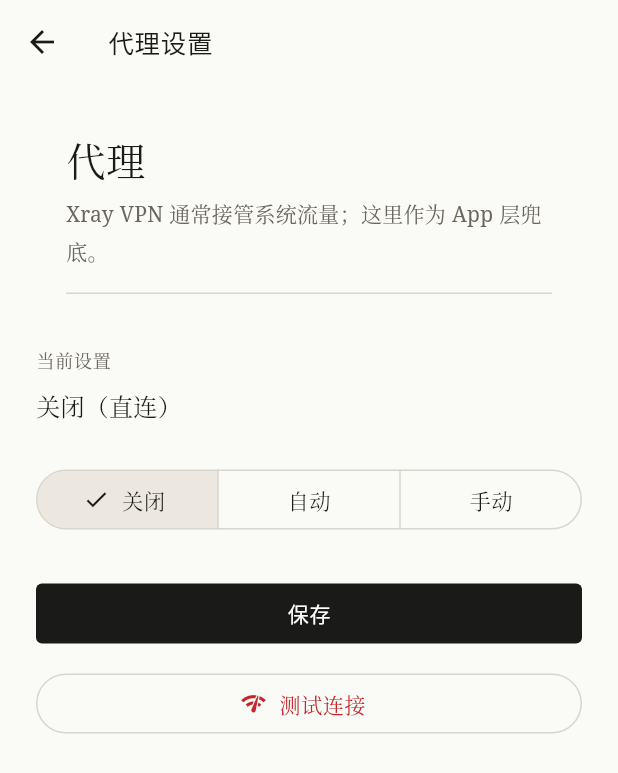
After one commit to anjilaqwq/aBangumi, a Flutter app: the screen it shows after launch, item 4 of the bottom bar chosen, after a tap on "代理设置", on a phone screen of 412 x 824 dp. The commit adds this screen. Shown: the top 773 px of the screen. Run offline on Flutter 3.47's test engine with Material 3 defaults, Android fonts, the phone set to English and light mode, and no system bars; our stand-ins replace app_links, flutter_secure_storage, shared_preferences; network calls fail.

Commit message:
chore: update network settings

```diff
--- a/lib/navigation/routes.dart
+++ b/lib/navigation/routes.dart
@@ -2,6 +2,7 @@ import 'package:flutter/material.dart';
 
 import '../pages/character_page.dart';
 import '../pages/person_page.dart';
+import '../pages/proxy_settings_page.dart';
 import '../pages/subject_detail_page.dart';
 import '../pages/tag_page.dart';
 
@@ -31,4 +32,7 @@ abstract final class AppRoutes {
   /// 跳转标签页。
   static Future<T?> pushTag<T>(BuildContext context, String tag) =>
       Navigator.of(context).push<T>(_route((_) => TagPage(tag: tag)));
+
+  static Future<T?> pushProxySettings<T>(BuildContext context) =>
+      Navigator.of(context).push<T>(_route((_) => const ProxySettingsPage()));
 }
--- a/lib/pages/my_page.dart
+++ b/lib/pages/my_page.dart
@@ -112,7 +112,15 @@ class _LoginViewState extends State<_LoginView> {
       padding: const EdgeInsets.fromLTRB(24, 16, 24, 40),
       children: [
         const PageHeader(title: '我的', subtitle: '登录 Bangumi，同步你的收藏与进度。'),
-        const SizedBox(height: 40),
+        Align(
+          alignment: Alignment.centerRight,
+          child: TextButton.icon(
+            onPressed: () => AppRoutes.pushProxySettings(context),
+            icon: const Icon(Icons.tune, size: 18),
+            label: const Text('代理设置'),
+          ),
+        ),
+        const SizedBox(height: 24),
         Text(
           '使用 Bangumi 官方授权登录，无需输入密码；\n授权完成后将自动返回应用。',
           style: textTheme.bodyMedium?.copyWith(color: AppColors.muted),
@@ -505,6 +513,19 @@ class _ProfileViewState extends State<_ProfileView> {
                 style: textTheme.labelMedium?.copyWith(color: AppColors.muted),
               ),
               const Spacer(),
+              TextButton.icon(
+                onPressed: () => AppRoutes.pushProxySettings(context),
+                icon: const Icon(Icons.tune, size: 16),
+                label: const Text('代理'),
+                style: TextButton.styleFrom(
+                  padding: const EdgeInsets.symmetric(
+                    horizontal: 8,
+                    vertical: 4,
+                  ),
+                  minimumSize: Size.zero,
+                  tapTargetSize: MaterialTapTargetSize.shrinkWrap,
+                ),
+              ),
               TextButton(
                 onPressed: _confirmLogout,
                 style: TextButton.styleFrom(
--- /dev/null
+++ b/lib/pages/proxy_settings_page.dart
@@ -0,0 +1,188 @@
+import 'package:flutter/material.dart';
+
+import '../store/proxy_store.dart';
+import '../theme/app_colors.dart';
+import '../widgets/common/page_header.dart';
+
+class ProxySettingsPage extends StatefulWidget {
+  const ProxySettingsPage({super.key});
+
+  @override
+  State<ProxySettingsPage> createState() => _ProxySettingsPageState();
+}
+
+class _ProxySettingsPageState extends State<ProxySettingsPage> {
+  late ProxyMode _mode;
+  late ProxyProtocol _protocol;
+  late final TextEditingController _host;
+  late final TextEditingController _port;
+  bool _saving = false;
+  bool _testing = false;
+
+  @override
+  void initState() {
+    super.initState();
+    final s = ProxyStore.instance.settings;
+    _mode = s.mode;
+    _protocol = s.protocol;
+    _host = TextEditingController(text: s.host);
+    _port = TextEditingController(text: s.port == 0 ? '' : '${s.port}');
+  }
+
+  @override
+  void dispose() {
+    _host.dispose();
+    _port.dispose();
+    super.dispose();
+  }
+
+  String get _current {
+    final s = ProxyStore.instance.settings;
+    switch (s.mode) {
+      case ProxyMode.off:
+        return '关闭（直连）';
+      case ProxyMode.automatic:
+        return '自动${ProxyStore.instance.systemProxy == null ? '（未检测到系统代理）' : '（已读取系统代理）'}';
+      case ProxyMode.manual:
+        return '${s.protocol == ProxyProtocol.http ? 'HTTP' : 'SOCKS5'} ${s.host}:${s.port}';
+    }
+  }
+
+  Future<void> _save() async {
+    final port = int.tryParse(_port.text.trim()) ?? 0;
+    setState(() => _saving = true);
+    try {
+      await ProxyStore.instance.save(
+        ProxySettings(
+          mode: _mode,
+          host: _host.text,
+          port: port,
+          protocol: _protocol,
+        ),
+      );
+      if (mounted) {
+        ScaffoldMessenger.of(
+          context,
+        ).showSnackBar(const SnackBar(content: Text('代理设置已保存')));
+      }
+    } catch (e) {
+      if (mounted) {
+        ScaffoldMessenger.of(context).showSnackBar(
+          SnackBar(
+            content: Text(e.toString().replaceFirst('FormatException: ', '')),
+          ),
+        );
+      }
+    } finally {
+      if (mounted) setState(() => _saving = false);
+    }
+  }
+
+  Future<void> _test() async {
+    setState(() => _testing = true);
+    try {
+      await ProxyStore.instance.testConnection();
+      if (mounted) {
+        ScaffoldMessenger.of(
+          context,
+        ).showSnackBar(const SnackBar(content: Text('连接测试成功')));
+      }
+    } catch (_) {
+      if (mounted) {
+        ScaffoldMessenger.of(
+          context,
+        ).showSnackBar(const SnackBar(content: Text('连接测试失败，请检查代理或网络')));
+      }
+    } finally {
+      if (mounted) setState(() => _testing = false);
+    }
+  }
+
+  @override
+  Widget build(BuildContext context) {
+    final manual = _mode == ProxyMode.manual;
+    return Scaffold(
+      appBar: AppBar(title: const Text('代理设置')),
+      body: ListView(
+        padding: const EdgeInsets.fromLTRB(24, 8, 24, 40),
+        children: [
+          const PageHeader(
+            title: '代理',
+            subtitle: 'Xray VPN 通常接管系统流量；这里作为 App 层兜底。',
+          ),
+          const SizedBox(height: 20),
+          Text('当前设置', style: Theme.of(context).textTheme.labelMedium),
+          const SizedBox(height: 8),
+          Text(_current, style: Theme.of(context).textTheme.bodyLarge),
+          const SizedBox(height: 24),
+          SegmentedButton<ProxyMode>(
+            segments: const [
+              ButtonSegment(value: ProxyMode.off, label: Text('关闭')),
+              ButtonSegment(value: ProxyMode.automatic, label: Text('自动')),
+              ButtonSegment(value: ProxyMode.manual, label: Text('手动')),
+            ],
+            selected: {_mode},
+            onSelectionChanged: (v) => setState(() => _mode = v.first),
+          ),
+          if (_mode == ProxyMode.automatic) ...[
+            const SizedBox(height: 16),
+            Text(
+              '自动模式读取 Android 系统代理。${ProxyStore.instance.systemProxy ?? '当前未检测到系统代理。'}',
+              style: Theme.of(
+                context,
+              ).textTheme.bodySmall?.copyWith(color: AppColors.muted),
+            ),
+          ],
+          if (manual) ...[
+            const SizedBox(height: 24),
+            DropdownButtonFormField<ProxyProtocol>(
+              initialValue: _protocol,
+              decoration: const InputDecoration(labelText: '协议'),
+              items: const [
+                DropdownMenuItem(
+                  value: ProxyProtocol.http,
+                  child: Text('HTTP'),
+                ),
+                DropdownMenuItem(
+                  value: ProxyProtocol.socks5,
+                  child: Text('SOCKS5'),
+                ),
+              ],
+              onChanged: (v) {
+                if (v != null) setState(() => _protocol = v);
+              },
+            ),
+            const SizedBox(height: 12),
+            TextField(
+              controller: _host,
+              decoration: const InputDecoration(
+                labelText: '代理主机',
+                hintText: '例如 10.0.2.2',
+              ),
+            ),
+            const SizedBox(height: 12),
+            TextField(
+              controller: _port,
+              keyboardType: TextInputType.number,
+              decoration: const InputDecoration(
+                labelText: '端口',
+                hintText: '例如 2080',
+              ),
+            ),
+          ],
+          const SizedBox(height: 28),
+          FilledButton(
+            onPressed: _saving ? null : _save,
+            child: Text(_saving ? '保存中…' : '保存'),
+          ),
+          const SizedBox(height: 12),
+          OutlinedButton.icon(
+            onPressed: _testing ? null : _test,
+            icon: const Icon(Icons.network_check),
+            label: Text(_testing ? '测试中…' : '测试连接'),
+          ),
+        ],
+      ),
+    );
+  }
+}
--- /dev/null
+++ b/lib/store/proxy_store.dart
@@ -0,0 +1,139 @@
+import 'dart:io';
+
+import 'package:flutter/foundation.dart';
+import 'package:flutter/services.dart';
+import 'package:shared_preferences/shared_preferences.dart';
+
+/// Application-level proxy policy. VPN/Xray may already own system traffic;
+/// this is only the Dart HttpClient fallback.
+enum ProxyMode { off, automatic, manual }
+
+enum ProxyProtocol { http, socks5 }
+
+class ProxySettings {
+  final ProxyMode mode;
+  final String host;
+  final int port;
+  final ProxyProtocol protocol;
+
+  const ProxySettings({
+    this.mode = ProxyMode.off,
+    this.host = '',
+    this.port = 0,
+    this.protocol = ProxyProtocol.http,
+  });
+
+  String get findProxy {
+    final scheme = protocol == ProxyProtocol.socks5 ? 'SOCKS5' : 'PROXY';
+    return '$scheme $host:$port';
+  }
+
+  bool get hasManualProxy =>
+      host.trim().isNotEmpty && port > 0 && port <= 65535;
+}
+
+class ProxyStore extends ChangeNotifier {
+  ProxyStore._();
+  static final instance = ProxyStore._();
+
+  static const _channel = MethodChannel('abgm/proxy');
+  static const _modeKey = 'proxy.mode';
+  static const _hostKey = 'proxy.host';
+  static const _portKey = 'proxy.port';
+  static const _protocolKey = 'proxy.protocol';
+
+  ProxySettings _settings = const ProxySettings();
+  String? _systemProxy;
+  SharedPreferences? _prefs;
+
+  ProxySettings get settings => _settings;
+  String? get systemProxy => _systemProxy;
+
+  Future<void> init() async {
+    _prefs = await SharedPreferences.getInstance();
+    final mode = ProxyMode.values.firstWhere(
+      (e) => e.name == _prefs!.getString(_modeKey),
+      orElse: () => ProxyMode.off,
+    );
+    final protocol = ProxyProtocol.values.firstWhere(
+      (e) => e.name == _prefs!.getString(_protocolKey),
+      orElse: () => ProxyProtocol.http,
+    );
+    _settings = ProxySettings(
+      mode: mode,
+      host: _prefs!.getString(_hostKey) ?? '',
+      port: _prefs!.getInt(_portKey) ?? 0,
+      protocol: protocol,
+    );
+    await refreshSystemProxy();
+  }
+
+  Future<void> refreshSystemProxy() async {
+    try {
+      final value = await _channel.invokeMethod<String>('getProxy');
+      _systemProxy = value != null && value.isNotEmpty && value != 'DIRECT'
+          ? value
+          : null;
+    } on MissingPluginException {
+      _systemProxy = null;
+    } on PlatformException {
+      _systemProxy = null;
+    }
+    notifyListeners();
+  }
+
+  Future<void> save(ProxySettings value) async {
+    if (value.mode == ProxyMode.manual && !value.hasManualProxy) {
+      throw const FormatException('请输入有效的代理地址和端口');
+    }
+    final prefs = _prefs ??= await SharedPreferences.getInstance();
+    await prefs.setString(_modeKey, value.mode.name);
+    await prefs.setString(_hostKey, value.host.trim());
+    await prefs.setInt(_portKey, value.port);
+    await prefs.setString(_protocolKey, value.protocol.name);
+    _settings = value.copyWith(host: value.host.trim());
+    notifyListeners();
+  }
+
+  String? proxyFor(Uri uri) {
+    // OAuth BFF and all non-Bangumi hosts must never be intercepted.
+    final host = uri.host.toLowerCase();
+    if (!(host == 'bgm.tv' || host.endsWith('.bgm.tv'))) return null;
+    switch (_settings.mode) {
+      case ProxyMode.off:
+        return null;
+      case ProxyMode.manual:
+        return _settings.hasManualProxy ? _settings.findProxy : null;
+      case ProxyMode.automatic:
+        return _systemProxy;
+    }
+  }
+
+  Future<void> testConnection() async {
+    final client = HttpClient();
+    client.connectionTimeout = const Duration(seconds: 10);
+    try {
+      final request = await client.getUrl(Uri.parse('https://api.bgm.tv/'));
+      final response = await request.close();
+      if (response.statusCode < 200 || response.statusCode >= 500) {
+        throw HttpException('HTTP ${response.statusCode}');
+      }
+    } finally {
+      client.close(force: true);
+    }
+  }
+}
+
+extension on ProxySettings {
+  ProxySettings copyWith({
+    ProxyMode? mode,
+    String? host,
+    int? port,
+    ProxyProtocol? protocol,
+  }) => ProxySettings(
+    mode: mode ?? this.mode,
+    host: host ?? this.host,
+    port: port ?? this.port,
+    protocol: protocol ?? this.protocol,
+  );
+}
```
Also changed, not shown: lib/main.dart (+13 -21 lines), 1 other file.
